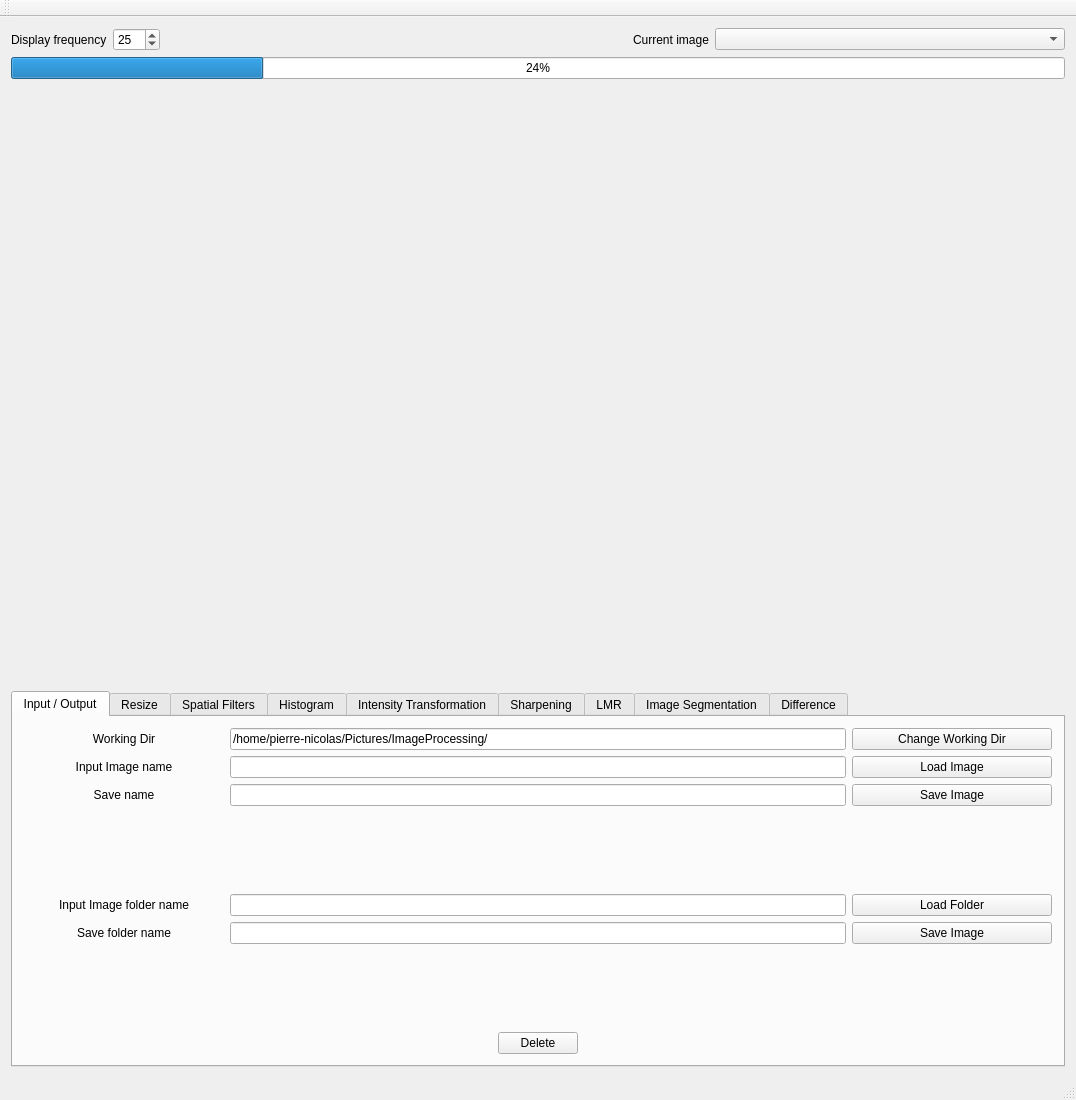
Qt form mainwindow.ui (PNPiquin/ImageProcessing) before a commit.
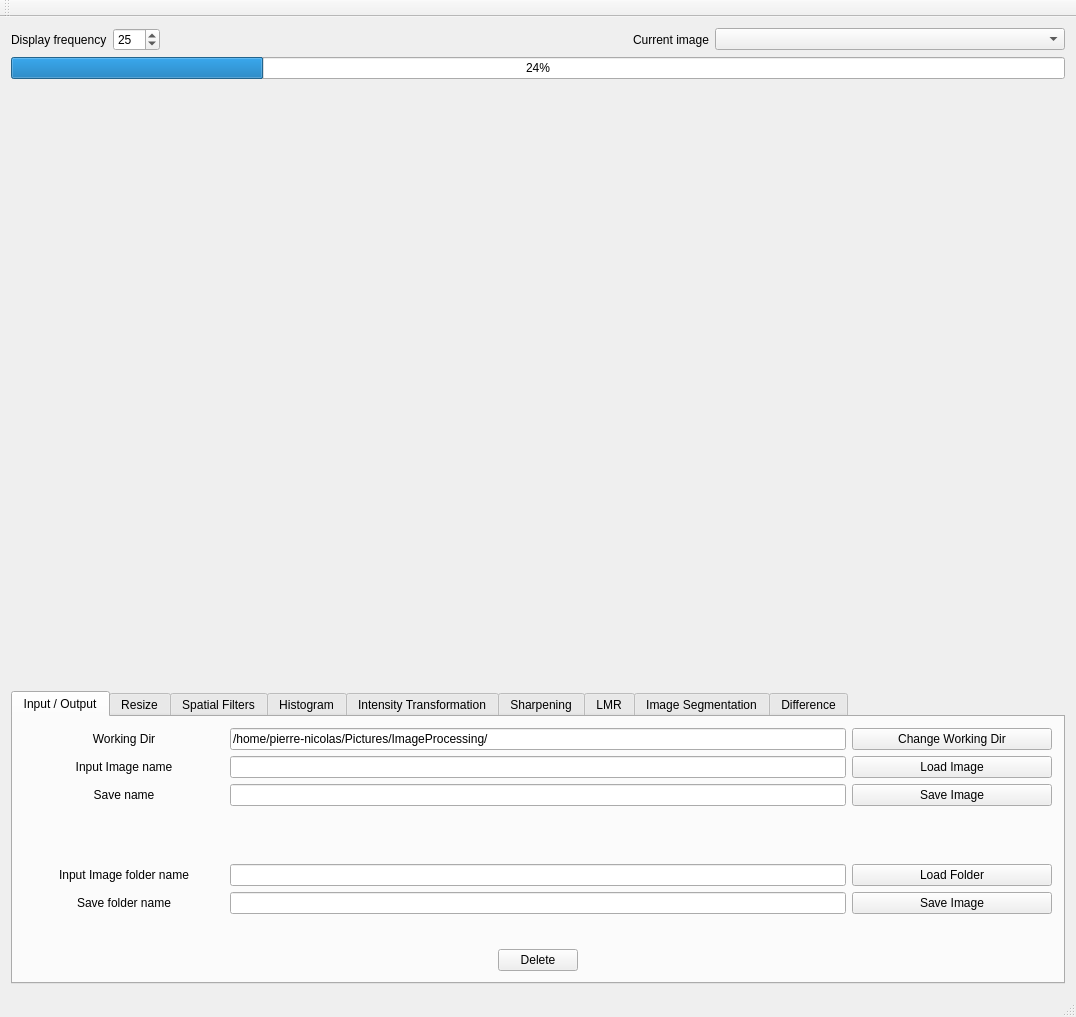
The same form after that commit.

Diff of the .ui file:
```diff
--- a/mainwindow.ui
+++ b/mainwindow.ui
@@ -7,7 +7,7 @@
     <x>0</x>
     <y>0</y>
     <width>1076</width>
-    <height>1100</height>
+    <height>800</height>
    </rect>
   </property>
   <property name="windowTitle">
```
